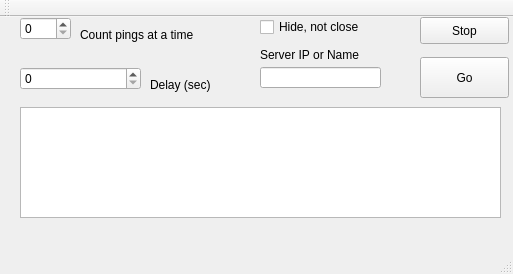
Above: mainwindow.ui from Velesey/pinger before the change. Below: the same form after it.
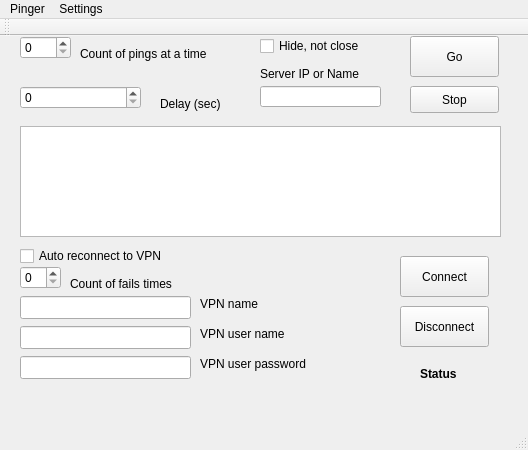
That is the form after the change. Icons and pictures are not drawn.

Commit message: save/load settings .  form for vpn

What changed in the file:
```diff
--- a/mainwindow.ui
+++ b/mainwindow.ui
@@ -6,8 +6,8 @@
    <rect>
     <x>0</x>
     <y>0</y>
-    <width>513</width>
-    <height>274</height>
+    <width>528</width>
+    <height>450</height>
    </rect>
   </property>
   <property name="windowTitle">
@@ -17,8 +17,8 @@
    <widget class="QPushButton" name="bt_go">
     <property name="geometry">
      <rect>
-      <x>420</x>
-      <y>40</y>
+      <x>410</x>
+      <y>0</y>
       <width>89</width>
       <height>41</height>
      </rect>
@@ -76,7 +76,7 @@
    <widget class="QLabel" name="label_2">
     <property name="geometry">
      <rect>
-      <x>150</x>
+      <x>160</x>
       <y>60</y>
       <width>141</width>
       <height>16</height>
@@ -89,8 +89,8 @@
    <widget class="QPushButton" name="bt_stop">
     <property name="geometry">
      <rect>
-      <x>420</x>
-      <y>0</y>
+      <x>410</x>
+      <y>50</y>
       <width>89</width>
       <height>27</height>
      </rect>
@@ -127,12 +127,162 @@
      <rect>
       <x>80</x>
       <y>10</y>
-      <width>151</width>
+      <width>161</width>
       <height>16</height>
      </rect>
     </property>
     <property name="text">
-     <string>Count pings at a time</string>
+     <string>Count of pings at a time</string>
+    </property>
+   </widget>
+   <widget class="QSpinBox" name="spinBox_cntFails">
+    <property name="geometry">
+     <rect>
+      <x>20</x>
+      <y>230</y>
+      <width>41</width>
+      <height>23</height>
+     </rect>
+    </property>
+   </widget>
+   <widget class="QCheckBox" name="checkBox_isManipulateVpn">
+    <property name="geometry">
+     <rect>
+      <x>20</x>
+      <y>210</y>
+      <width>171</width>
+      <height>20</height>
+     </rect>
+    </property>
+    <property name="text">
+     <string>Auto reconnect to VPN</string>
+    </property>
+   </widget>
+   <widget class="QLabel" name="label_4">
+    <property name="geometry">
+     <rect>
+      <x>70</x>
+      <y>240</y>
+      <width>131</width>
+      <height>16</height>
+     </rect>
+    </property>
+    <property name="text">
+     <string>Count of fails times</string>
+    </property>
+   </widget>
+   <widget class="QLineEdit" name="lineEdit_vpnName">
+    <property name="geometry">
+     <rect>
+      <x>20</x>
+      <y>260</y>
+      <width>171</width>
+      <height>23</height>
+     </rect>
+    </property>
+   </widget>
+   <widget class="QLineEdit" name="lineEdit_vpnUser">
+    <property name="geometry">
+     <rect>
+      <x>20</x>
+      <y>290</y>
+      <width>171</width>
+      <height>23</height>
+     </rect>
+    </property>
+   </widget>
+   <widget class="QLineEdit" name="lineEdit_vpnPass">
+    <property name="geometry">
+     <rect>
+      <x>20</x>
+      <y>320</y>
+      <width>171</width>
+      <height>23</height>
+     </rect>
+    </property>
+   </widget>
+   <widget class="QLabel" name="label_5">
+    <property name="geometry">
+     <rect>
+      <x>200</x>
+      <y>260</y>
+      <width>131</width>
+      <height>16</height>
+     </rect>
+    </property>
+    <property name="text">
+     <string>VPN name</string>
+    </property>
+   </widget>
+   <widget class="QLabel" name="label_6">
+    <property name="geometry">
+     <rect>
+      <x>200</x>
+      <y>290</y>
+      <width>131</width>
+      <height>16</height>
+     </rect>
+    </property>
+    <property name="text">
+     <string>VPN user name</string>
+    </property>
+   </widget>
+   <widget class="QLabel" name="label_7">
+    <property name="geometry">
+     <rect>
+      <x>200</x>
+      <y>320</y>
+      <width>131</width>
+      <height>16</height>
+     </rect>
+    </property>
+    <property name="text">
+     <string>VPN user password</string>
+    </property>
+   </widget>
+   <widget class="QPushButton" name="pushButton_connect">
+    <property name="geometry">
+     <rect>
+      <x>400</x>
+      <y>220</y>
+      <width>89</width>
+      <height>41</height>
+     </rect>
+    </property>
+    <property name="text">
+     <string>Connect</string>
+    </property>
+   </widget>
+   <widget class="QPushButton" name="pushButton_disconnect">
+    <property name="geometry">
+     <rect>
+      <x>400</x>
+      <y>270</y>
+      <width>89</width>
+      <height>41</height>
+     </rect>
+    </property>
+    <property name="text">
+     <string>Disconnect</string>
+    </property>
+   </widget>
+   <widget class="QLabel" name="label_8">
+    <property name="geometry">
+     <rect>
+      <x>420</x>
+      <y>330</y>
+      <width>51</width>
+      <height>16</height>
+     </rect>
+    </property>
+    <property name="font">
+     <font>
+      <weight>75</weight>
+      <bold>true</bold>
+     </font>
+    </property>
+    <property name="text">
+     <string>Status</string>
     </property>
    </widget>
   </widget>
@@ -141,10 +291,26 @@
     <rect>
      <x>0</x>
      <y>0</y>
-     <width>513</width>
+     <width>528</width>
      <height>25</height>
     </rect>
    </property>
+   <widget class="QMenu" name="menuConfig">
+    <property name="title">
+     <string>Settings</string>
+    </property>
+    <addaction name="actionSave_settings"/>
+    <addaction name="actionLoad_settings"/>
+    <addaction name="separator"/>
+   </widget>
+   <widget class="QMenu" name="menuPinger">
+    <property name="title">
+     <string>Pinger</string>
+    </property>
+    <addaction name="actionQuit"/>
+   </widget>
+   <addaction name="menuPinger"/>
+   <addaction name="menuConfig"/>
   </widget>
   <widget class="QToolBar" name="mainToolBar">
    <attribute name="toolBarArea">
```
Left out of the diff: 31 changed lines with no effect on the pictures. The commit also changes 4 other files.
